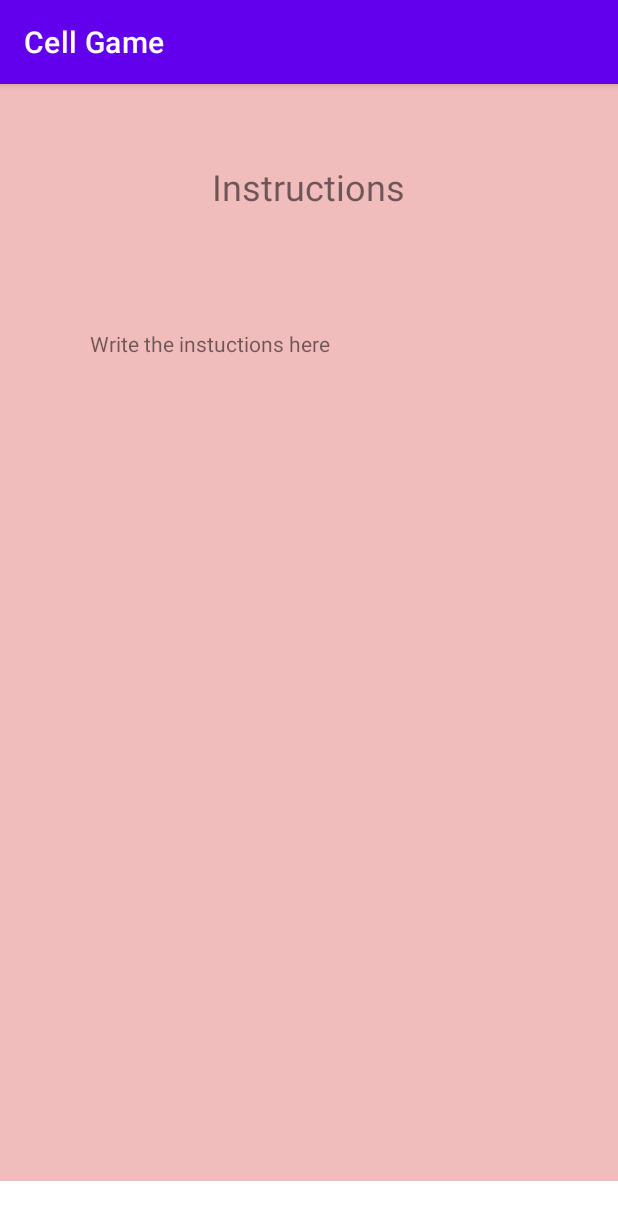
After one commit to af-md/AndroidScienceGame, an Android app: the fragment IntructionsFragment shown on its own in the app's theme, on a phone screen of 412 x 824 dp. The commit adds this screen. Shown: the top 1220 px of the screen. Run offline under Robolectric (Android 15) with nearby library versions, the phone set to English and light mode, and no system bars.

Commit message:
Instruction Page Completed

```diff
--- a/app/build.gradle
+++ b/app/build.gradle
@@ -33,6 +33,7 @@ dependencies {
     implementation 'androidx.appcompat:appcompat:1.1.0'
     implementation 'com.google.android.material:material:1.1.0'
     implementation 'androidx.constraintlayout:constraintlayout:1.1.3'
+    implementation 'androidx.legacy:legacy-support-v4:1.0.0'
     testImplementation 'junit:junit:4.+'
     androidTestImplementation 'androidx.test.ext:junit:1.1.1'
     androidTestImplementation 'androidx.test.espresso:espresso-core:3.2.0'
--- /dev/null
+++ b/app/src/main/java/com/example/cellgame/IntructionsFragment.java
@@ -0,0 +1,64 @@
+package com.example.cellgame;
+
+import android.os.Bundle;
+
+import androidx.fragment.app.Fragment;
+
+import android.view.LayoutInflater;
+import android.view.View;
+import android.view.ViewGroup;
+
+/**
+ * A simple {@link Fragment} subclass.
+ * Use the {@link IntructionsFragment#newInstance} factory method to
+ * create an instance of this fragment.
+ */
+public class IntructionsFragment extends Fragment {
+
+    // TODO: Rename parameter arguments, choose names that match
+    // the fragment initialization parameters, e.g. ARG_ITEM_NUMBER
+    private static final String ARG_PARAM1 = "param1";
+    private static final String ARG_PARAM2 = "param2";
+
+    // TODO: Rename and change types of parameters
+    private String mParam1;
+    private String mParam2;
+
+    public IntructionsFragment() {
+        // Required empty public constructor
+    }
+
+    /**
+     * Use this factory method to create a new instance of
+     * this fragment using the provided parameters.
+     *
+     * @param param1 Parameter 1.
+     * @param param2 Parameter 2.
+     * @return A new instance of fragment IntructionsFragment.
+     */
+    // TODO: Rename and change types and number of parameters
+    public static IntructionsFragment newInstance(String param1, String param2) {
+        IntructionsFragment fragment = new IntructionsFragment();
+        Bundle args = new Bundle();
+        args.putString(ARG_PARAM1, param1);
+        args.putString(ARG_PARAM2, param2);
+        fragment.setArguments(args);
+        return fragment;
+    }
+
+    @Override
+    public void onCreate(Bundle savedInstanceState) {
+        super.onCreate(savedInstanceState);
+        if (getArguments() != null) {
+            mParam1 = getArguments().getString(ARG_PARAM1);
+            mParam2 = getArguments().getString(ARG_PARAM2);
+        }
+    }
+
+    @Override
+    public View onCreateView(LayoutInflater inflater, ViewGroup container,
+                             Bundle savedInstanceState) {
+        // Inflate the layout for this fragment
+        return inflater.inflate(R.layout.fragment_intructions, container, false);
+    }
+}
--- /dev/null
+++ b/app/src/main/res/layout/fragment_intructions.xml
@@ -0,0 +1,44 @@
+<?xml version="1.0" encoding="utf-8"?>
+<androidx.constraintlayout.widget.ConstraintLayout xmlns:android="http://schemas.android.com/apk/res/android"
+    xmlns:app="http://schemas.android.com/apk/res-auto"
+    xmlns:tools="http://schemas.android.com/tools"
+    android:id="@+id/frameLayout"
+    android:layout_width="match_parent"
+    android:layout_height="match_parent"
+    tools:context=".IntructionsFragment">
+
+    <!-- TODO: Update blank fragment layout -->
+    <TextView
+        android:id="@+id/textView3"
+        android:layout_width="0dp"
+        android:layout_height="731dp"
+        android:background="#F1BCBC"
+        app:layout_constraintEnd_toEndOf="parent"
+        app:layout_constraintHorizontal_bias="0.5"
+        app:layout_constraintStart_toStartOf="parent" />
+
+    <TextView
+        android:id="@+id/textView4"
+        android:layout_width="wrap_content"
+        android:layout_height="wrap_content"
+        android:text="Instructions"
+        android:textSize="24sp"
+        app:layout_constraintBottom_toBottomOf="parent"
+        app:layout_constraintEnd_toEndOf="parent"
+        app:layout_constraintHorizontal_bias="0.498"
+        app:layout_constraintStart_toStartOf="parent"
+        app:layout_constraintTop_toTopOf="parent"
+        app:layout_constraintVertical_bias="0.071" />
+
+    <TextView
+        android:id="@+id/textView5"
+        android:layout_width="292dp"
+        android:layout_height="441dp"
+        android:text="Write the instuctions here"
+        app:layout_constraintBottom_toBottomOf="parent"
+        app:layout_constraintEnd_toEndOf="parent"
+        app:layout_constraintHorizontal_bias="0.5"
+        app:layout_constraintStart_toStartOf="parent"
+        app:layout_constraintTop_toTopOf="parent" />
+
+</androidx.constraintlayout.widget.ConstraintLayout>
--- a/app/src/main/res/values/strings.xml
+++ b/app/src/main/res/values/strings.xml
@@ -1,3 +1,5 @@
 <resources>
     <string name="app_name">Cell Game</string>
+    <!-- TODO: Remove or change this placeholder text -->
+    <string name="hello_blank_fragment">Hello blank fragment</string>
 </resources>
```
